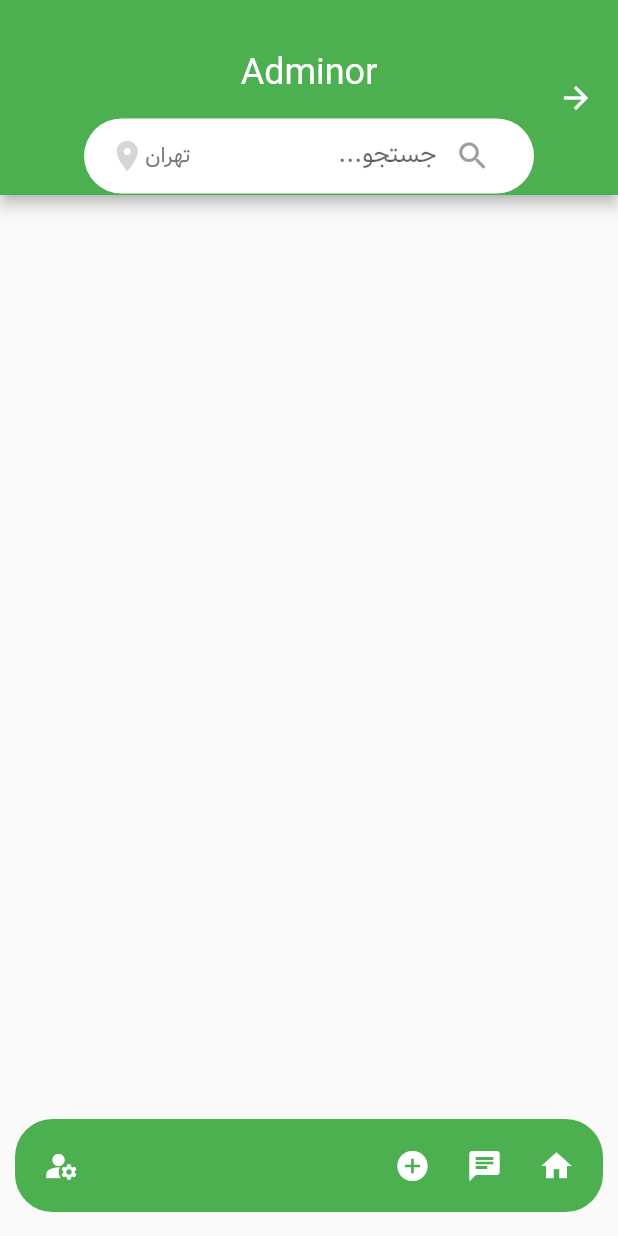
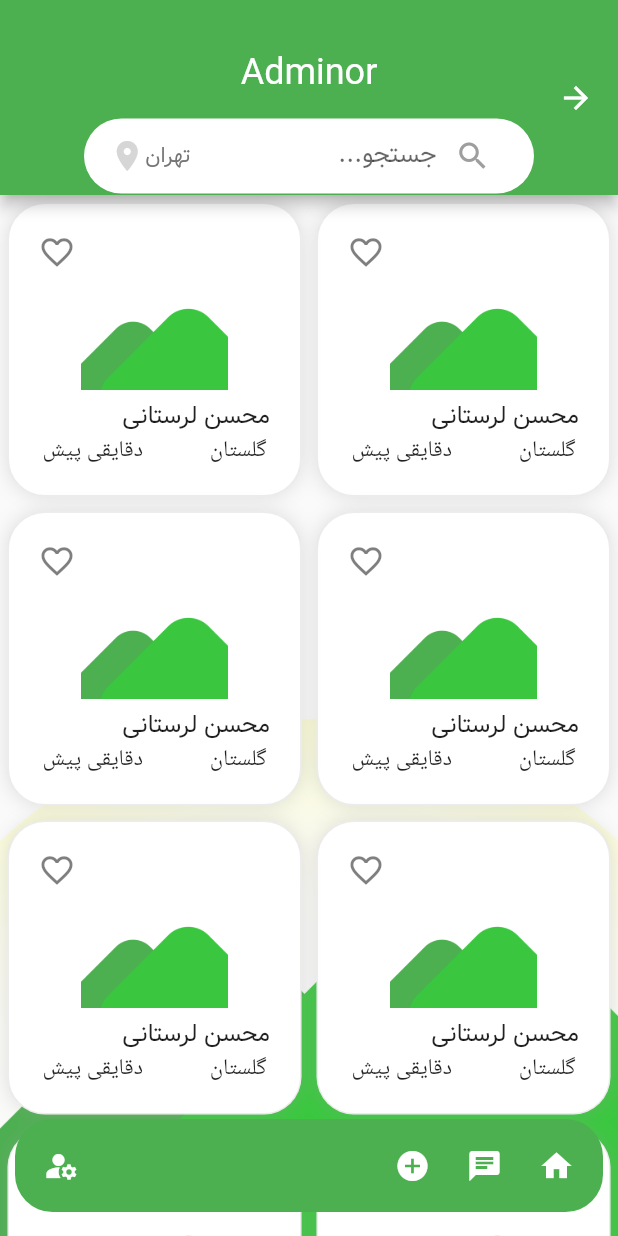
Before and after one commit to MadPad124/Adminor, a Flutter app: the AdvertisingPage screen opened directly, on a phone screen of 412 x 824 dp. Run offline on Flutter 3.47's test engine with Material 2 defaults, Android fonts, the phone set to English and light mode, and no system bars; our stand-ins replace animated_splash_screen, animated_text_kit, page_transition, shared_preferences; accounts and stored records are empty; project files that could hold a hidden picture were left out.

```diff
--- a/lib/AdeversitingPage.dart
+++ b/lib/AdeversitingPage.dart
@@ -52,7 +52,7 @@
                                   mainAxisAlignment: MainAxisAlignment.center,
                                   crossAxisAlignment: CrossAxisAlignment.center,
                                   children: [
-                                    Icon( Icons.location_on,color: Colors.grey[350],),
+                                    Icon(Icons.location_on,color: Colors.grey[350],),
                                      Text('تهران',style: TextStyle(fontFamily: 'Vazir',fontSize: 14,color: Colors.grey[600]),)],),
                               )
 
@@ -65,9 +65,28 @@
           floatingActionButton:
           bottomMenu(context),
       floatingActionButtonLocation: FloatingActionButtonLocation.centerFloat,
-    body: GestureDetector(onTap: (){
+    body: GestureDetector(
+        onTap: (){
       FocusScope.of(context).requestFocus(FocusNode());
-    }),
+    },
+    child: Stack(children: [
+      Align(alignment: Alignment.bottomCenter,child: Image.asset('assets/images/splash-bottom-page-image.png')),
+      Align(
+        alignment: Alignment.bottomCenter,
+        child: Image.asset(
+          'assets/images/splash-bottom-page-image-sun.png',
+          opacity: const AlwaysStoppedAnimation(.3),
+        ),
+      ),
+      GridView.builder(
+        itemCount: 12,
+        gridDelegate: SliverGridDelegateWithFixedCrossAxisCount(crossAxisCount: 2),
+        itemBuilder:(context, index) {
+          return cart(context);
+        },
+
+      ),
+      ]),),
     );
   }
 
@@ -101,3 +120,38 @@
     );
   }
 }
+Widget cart(context){
+  return InkWell(
+    child: Padding(
+      padding: const EdgeInsets.all(5.0),
+      child: Container(
+        height: 250,
+        width: 200,
+        decoration: BoxDecoration(color: Colors.white,
+            boxShadow: [BoxShadow(color: Colors.grey.withOpacity(0.3),blurRadius: 10,spreadRadius: 0)],
+            borderRadius: BorderRadius.circular(25),
+            border: Border.all(color: Colors.grey.withOpacity(0.2), width: 1,)),
+        child: Column(children: [
+          Row(mainAxisAlignment: MainAxisAlignment.end,
+            children: [
+            Padding(
+            padding: const EdgeInsets.all(8.0),
+            child: IconButton(onPressed: (){}, icon:  Icon(Icons.favorite_border,color: Colors.black.withOpacity(0.5),size: 25,)),
+          )],),
+          Expanded(child: Image.asset('assets/images/splash-bottom-page-image.png',height: 150,width: 150,)),
+          const Column(
+            crossAxisAlignment: CrossAxisAlignment.start,
+            children: [
+            Padding(
+              padding: EdgeInsets.only(right: 20.0,top: 5,),
+              child: Text('محسن لرستانی',style: TextStyle(fontFamily: 'Vazir',fontSize: 16,),),
+            ),
+            Row(mainAxisAlignment: MainAxisAlignment.spaceAround,children: [Text('گلستان'),Text('دقایقی پیش'),],)
+          ],),
+          const SizedBox(height: 20,),
+
+        ],),
+      ),
+    ),
+  );
+}
--- a/lib/loginPages/loginPage.dart
+++ b/lib/loginPages/loginPage.dart
@@ -210,8 +210,6 @@
                         ],
                       ),
                     ))
-
-
               ]),
             ),
           ),
```
Also changed, not shown: lib/loginPages/createAccountPage.dart (+9 -17 lines).
